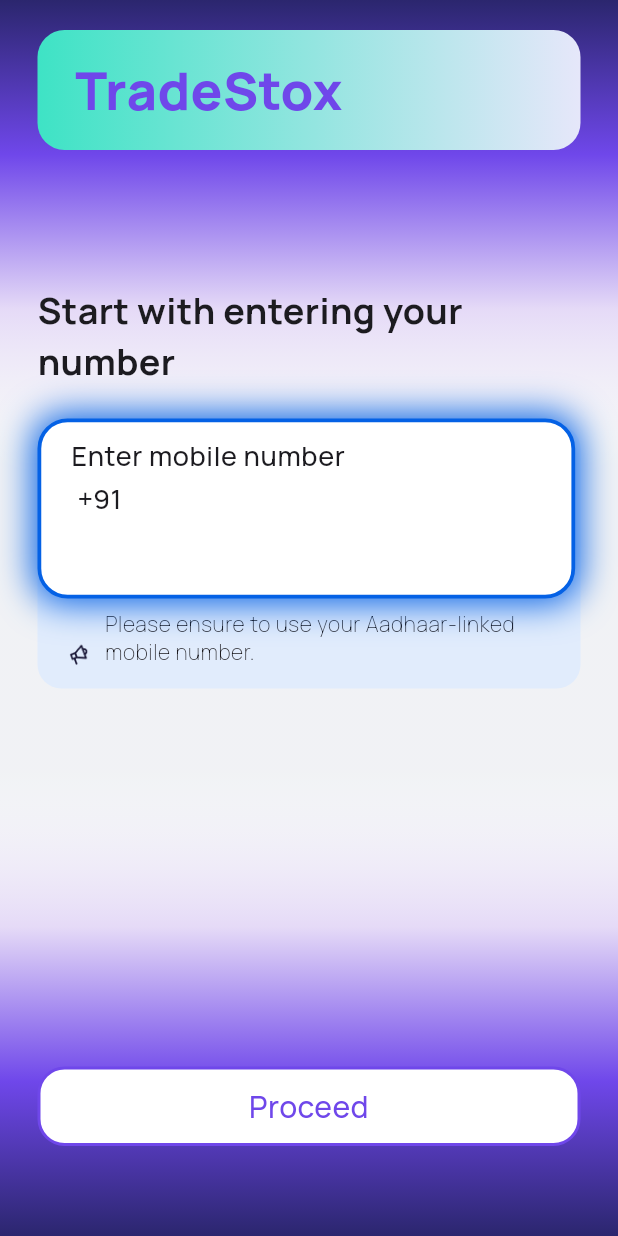
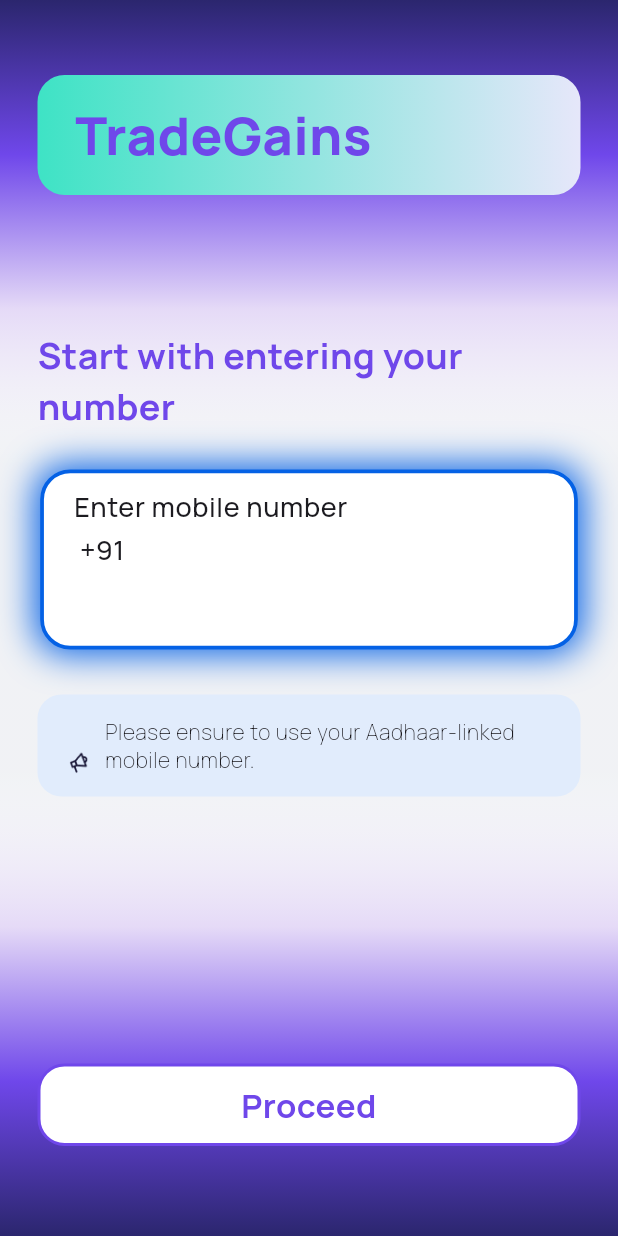
Before and after one commit to boyshivam/finance_app, a Flutter app: the screen it shows after launch, on a phone screen of 412 x 824 dp. Run offline on Flutter 3.47's test engine with Material 3 defaults, Android fonts, the phone set to English and light mode, and no system bars; our stand-ins replace fl_chart, flutter_riverpod, go_router, google_fonts, riverpod.

Commit message:
UI changes for mobile otp screen

```diff
--- a/lib/app.dart
+++ b/lib/app.dart
@@ -8,6 +8,7 @@
   @override
   Widget build(BuildContext context) {
     return MaterialApp.router(
+      debugShowCheckedModeBanner: false,
       theme: AppTheme.lightTheme,
         darkTheme: AppTheme.darkTheme,
         routerConfig: appRouter,
--- a/lib/core/utils/helper_widgets/company_trademark.dart
+++ b/lib/core/utils/helper_widgets/company_trademark.dart
@@ -39,7 +39,7 @@
         ),
       ),
       child: Text(
-        "TradeStox",
+        "TradeGains",
         style: Theme.of(context).textTheme.bodyMedium!.copyWith(
           fontSize: fontSize,
           fontWeight: FontWeight.w900,
--- a/lib/core/utils/helper_widgets/custom_navigation_button_helper.dart
+++ b/lib/core/utils/helper_widgets/custom_navigation_button_helper.dart
@@ -1,16 +1,19 @@
 import "package:aprreciate/core/themes/app_theme/app_colors/app_colors_common.dart";
 import "package:flutter/material.dart";
-import "package:go_router/go_router.dart";
 
 class CustomNavigationButtonHelper extends StatelessWidget {
   const CustomNavigationButtonHelper({
     super.key,
     required this.buttonText,
     required this.secondaryButton,
+    this.fontWeight = FontWeight.w700,
+    this.fontSize = 22
   });
 
   final String buttonText;
   final bool secondaryButton;
+  final FontWeight fontWeight;
+  final double fontSize;
 
   @override
   Widget build(BuildContext context) {
@@ -33,6 +36,8 @@
           color: secondaryButton
               ? AppColorsCommon.appreciateThemeColor
               : AppColorsCommon.appWhite,
+          fontWeight: fontWeight,
+          fontSize: fontSize
         ),
         textAlign: TextAlign.center,
       ),
--- a/lib/features/cashfree_flow/view/widgets/cashfree_screen_widgets/transaction_details_section.dart
+++ b/lib/features/cashfree_flow/view/widgets/cashfree_screen_widgets/transaction_details_section.dart
@@ -183,6 +183,7 @@
       child: CustomNavigationButtonHelper(
         buttonText: "Proceed",
         secondaryButton: false,
+
       ),
     );
   }
--- a/lib/features/mobile_num_validator/view/presentations/mobile_num_screen.dart
+++ b/lib/features/mobile_num_validator/view/presentations/mobile_num_screen.dart
@@ -73,13 +73,16 @@
                 child: Column(
                   crossAxisAlignment: CrossAxisAlignment.start,
                   children: [
-                    CompanyTrademark(
+                    Padding(
+                      padding: const EdgeInsets.only(top: 30),
+                      child: CompanyTrademark(
                         paddingLeft: 25,
                         paddingRight: 25,
                         paddingTop: 15,
                         paddingBottom: 15,
                         fontSize: 35,
                         containerWidth: double.infinity,
+                      ),
                     ),
 
                     const SizedBox(height: 90),
@@ -88,6 +91,7 @@
                       style: Theme.of(context).textTheme.bodyMedium!.copyWith(
                         fontWeight: FontWeight.w700,
                         fontSize: 24,
+                        color: AppColorsCommon.appreciateThemeColor
                       ),
                     ),
                     const SizedBox(height: 25),
@@ -96,25 +100,6 @@
                     MobileNumValidator(onController: controller),
 
                     const Spacer(),
-                    // Padding(
-                    //   padding: EdgeInsets.only(
-                    //     bottom: MediaQuery.of(context).padding.bottom + 10,
-                    //   ),
-                    //   child: SizedBox(
-                    //     width: double.infinity,
-                    //     child: ElevatedButton(
-                    //       onPressed: () {
-                    //         context.push(
-                    //           AppRoutes.otpScreen,
-                    //           extra: OtpScreenArgs(
-                    //             userNumber: vmMobileNumProvider.mobileNumber,
-                    //           ),
-                    //         );
-                    //       },
-                    //       child: Text("Proceed"),
-                    //     ),
-                    //   ),
-                    // ),
                     InkWell(
                       onTap: () {
                         final isValidNumber = mobileNumNotifier
--- a/lib/features/mobile_num_validator/view/widgets/mobile_num_validator.dart
+++ b/lib/features/mobile_num_validator/view/widgets/mobile_num_validator.dart
@@ -20,59 +20,19 @@
     final vmMobileNumProvider = ref.watch(mobileNumProvider);
     final mobileNumValidatorNotifier = ref.read(mobileNumProvider.notifier);
 
-    return Stack(
-      clipBehavior: Clip.none,
+    return Column(
       children: [
-        // this is the info text container
         Container(
-          height: 176,
-          width: MediaQuery.of(context).size.width * 87,
-          padding: EdgeInsets.symmetric(vertical: 15, horizontal: 20),
-          decoration: BoxDecoration(
-            color: AppColorsModule.mobileNumSubTextContainer,
-            borderRadius: BorderRadius.circular(16),
-          ),
-          child: Column(
-            mainAxisAlignment: MainAxisAlignment.end,
-            children: [
-              Row(
-                crossAxisAlignment: CrossAxisAlignment.end,
-                children: [
-                  AssetImageHelper.image(
-                    AppAssets.lo_speaker,
-                    width: 15,
-                    height: 15,
-                  ),
-                  const SizedBox(width: 10),
-                  Expanded(
-                    child: Text(
-                      AppStrings.log_subt2,
-                      style: Theme.of(
-                        context,
-                      ).textTheme.bodySmall!.copyWith(fontSize: 14),
-                    ),
-                  ),
-                ],
-              ),
-            ],
-          ),
-        ),
-
-        // this the number input  textfield
-        Positioned(
-          bottom: 60,
-          child: Container(
           padding: EdgeInsets.fromLTRB(20, 10, 20, 0),
           height: 120,
           width: MediaQuery.of(context).size.width * 0.87,
           decoration: BoxDecoration(
             boxShadow: [
               BoxShadow(
-                  color:
-                      vmMobileNumProvider.mobileNumValidationState.borderColor,
+                color: vmMobileNumProvider.mobileNumValidationState.borderColor,
                 spreadRadius: 3,
                 offset: Offset(0, 0),
-                  blurRadius: 20
+                blurRadius: 20,
               ),
             ],
             color: AppColorsModule.mobileNumColorTextFieldBGColor,
@@ -138,7 +98,43 @@
             ],
           ),
         ),
+
+        const SizedBox(height: 30),
+
+        // this is the info text container
+        Container(
+          padding: EdgeInsets.symmetric(vertical: 15, horizontal: 20),
+          decoration: BoxDecoration(
+            color: AppColorsModule.mobileNumSubTextContainer,
+            borderRadius: BorderRadius.circular(16),
           ),
+          child: Column(
+            mainAxisAlignment: MainAxisAlignment.end,
+            children: [
+              Row(
+                crossAxisAlignment: CrossAxisAlignment.end,
+                children: [
+                  AssetImageHelper.image(
+                    AppAssets.lo_speaker,
+                    width: 15,
+                    height: 15,
+                  ),
+                  const SizedBox(width: 10),
+                  Expanded(
+                    child: Text(
+                      AppStrings.log_subt2,
+                      style: Theme.of(
+                        context,
+                      ).textTheme.bodySmall!.copyWith(fontSize: 14),
+                    ),
+                  ),
+                ],
+              ),
+            ],
+          ),
+        ),
+
+        // this the number input  textfield
       ],
     );
   }
--- a/lib/features/stock_details_screen/view/widgets/trade_buttons.dart
+++ b/lib/features/stock_details_screen/view/widgets/trade_buttons.dart
@@ -35,7 +35,7 @@
                 security.stockIcon,
               );
               context.push(
-                AppRoutes.tradeScreen,
+                AppRoutes.sellTradeScreen,
                 extra: TradeScreenArgs(
                   selectedSecurity: security,
                   tradeType: TradeTypeEnum.sellFraction,
@@ -71,7 +71,7 @@
                 security.stockIcon,
               );
               context.push(
-                AppRoutes.tradeScreen,
+                AppRoutes.buyTradeScreen,
                 extra: TradeScreenArgs(
                   selectedSecurity: security,
                   tradeType: TradeTypeEnum.buyFraction,
--- a/lib/router/app_navigators.dart
+++ b/lib/router/app_navigators.dart
@@ -34,9 +34,9 @@
     context.push(AppRoutes.stockDetailsScreen,extra: extra);
   }
 
-  static void goToTradeScreen(BuildContext context, {Object? extra}) {
-    context.push(AppRoutes.tradeScreen, extra: extra);
-  }
+  // static void goToTradeScreen(BuildContext context, {Object? extra}) {
+  //   context.push(AppRoutes.tradeScreen, extra: extra);
+  // }
 
   static void gotToOrderPlacedScreen(BuildContext context, {Object? extra}) {
     context.push(AppRoutes.orderPlacedScreen, extra: extra);
--- a/lib/router/app_routes.dart
+++ b/lib/router/app_routes.dart
@@ -26,7 +26,9 @@
   ////// TRADE AND STOCK DETAILS
 
   // Trade screen
-  static const String tradeScreen = "/trade";
+  static const String buyTradeScreen = "/buyTrade";
+
+  static const String sellTradeScreen = "/sellTrade";
 
   // stock details screen
   static const String stockDetailsScreen = "/stockDetails";
--- a/lib/router/router_config.dart
+++ b/lib/router/router_config.dart
@@ -19,7 +19,8 @@
 import "package:aprreciate/features/stock_details_screen/view/presentation/stock_details_screen.dart";
 import "package:aprreciate/features/trade_dashboard/helper/trade_screen_args.dart";
 import "package:aprreciate/features/trade_dashboard/view/presentation/order_placed_screen.dart";
-import "package:aprreciate/features/trade_dashboard/view/presentation/trade_screen.dart";
+import "package:aprreciate/features/trade_dashboard/view/presentation/buy_trade_screen.dart";
+import "package:aprreciate/features/trade_dashboard/view/presentation/sell_trade_screen.dart";
 import "package:aprreciate/features/watchlist_dashboard/helpers/individual_watchlists_args.dart";
 import "package:aprreciate/features/watchlist_dashboard/view/presentation/individual_watchlist_screen.dart";
 import "package:aprreciate/features/watchlist_dashboard/view/presentation/search_security_screen.dart";
@@ -61,11 +62,23 @@
       },
     ),
     GoRoute(
-      path: AppRoutes.tradeScreen,
+      path: AppRoutes.sellTradeScreen,
+      name: "sellTradeScreen",
+      builder: (context, state) {
+        final args = state.extra as TradeScreenArgs;
+        return SellTradeScreen(
+          selectedSecurity: args.selectedSecurity,
+          tradeType: args.tradeType,
+        );
+      },
+    ),
+
+    GoRoute(
+      path: AppRoutes.buyTradeScreen,
       name: 'tradeScreen',
       builder: (context, state) {
         final args = state.extra as TradeScreenArgs;
-        return TradeScreen(
+        return BuyTradeScreen(
           selectedSecurity: args.selectedSecurity,
           tradeType: args.tradeType,
         );
```
Also changed, not shown: lib/features/trade_dashboard/view/presentation/buy_trade_screen.dart (added, +131 -0 lines), lib/features/trade_dashboard/view/presentation/sell_trade_screen.dart (renamed from lib/features/trade_dashboard/view/presentation/trade_screen.dart, +4 -5 lines). Lines whose indentation alone changed are shown as unchanged.
